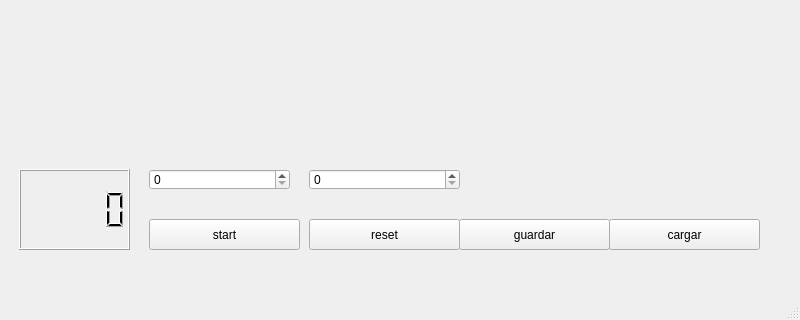
First picture: the form in t3nuevo/mainwindow.ui, repository francoche/tp3nuevo, before the edit; both pictures show x 0 to 800 and y 280 to 600 of the 800 by 600 pixel window.
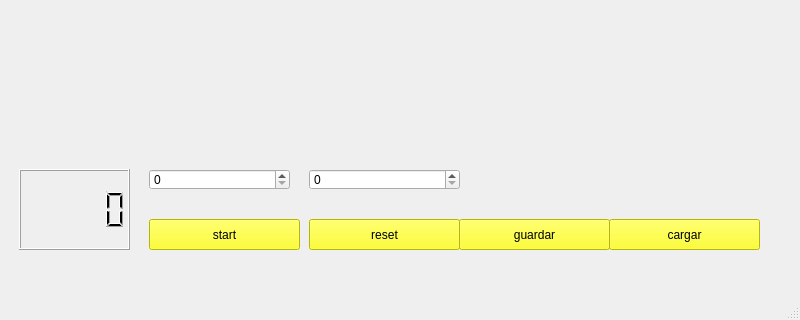
Second picture: the form after the edit.

```diff
--- a/t3nuevo/mainwindow.ui
+++ b/t3nuevo/mainwindow.ui
@@ -13,6 +13,10 @@
   <property name="windowTitle">
    <string>MainWindow</string>
   </property>
+  <property name="styleSheet">
+   <string notr="true">
+</string>
+  </property>
   <widget class="QWidget" name="centralwidget">
    <widget class="QWidget" name="widget" native="true">
     <property name="geometry">
@@ -44,6 +48,10 @@
       <height>121</height>
      </rect>
     </property>
+    <property name="styleSheet">
+     <string notr="true">
+</string>
+    </property>
     <widget class="QLCDNumber" name="lcdNumber">
      <property name="geometry">
       <rect>
@@ -63,6 +71,9 @@
        <height>31</height>
       </rect>
      </property>
+     <property name="styleSheet">
+      <string notr="true">background-color: rgb(255, 255, 0);</string>
+     </property>
      <property name="text">
       <string>start</string>
      </property>
@@ -76,6 +87,9 @@
        <height>31</height>
       </rect>
      </property>
+     <property name="styleSheet">
+      <string notr="true">background-color: rgb(255, 255, 0);</string>
+     </property>
      <property name="text">
       <string>reset</string>
      </property>
@@ -109,6 +123,9 @@
        <height>31</height>
       </rect>
      </property>
+     <property name="styleSheet">
+      <string notr="true">background-color: rgb(255, 255, 0);</string>
+     </property>
      <property name="text">
       <string>guardar</string>
      </property>
@@ -122,6 +139,9 @@
        <height>31</height>
       </rect>
      </property>
+     <property name="styleSheet">
+      <string notr="true">background-color: rgb(255, 255, 0);</string>
+     </property>
      <property name="text">
       <string>cargar</string>
      </property>
```
Left out of the diff: 3 changed lines with no effect on the pictures.
